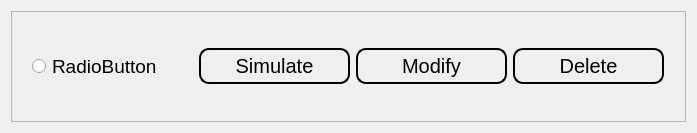
Qt form ui/automate_select.ui (Achu-Worifung/quickMove) before a commit.
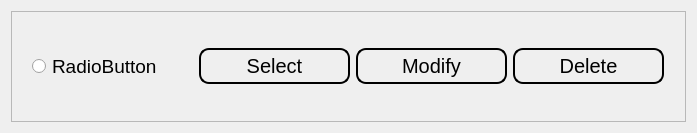
The same form after that commit.

The edit to the form file:
```diff
--- a/ui/automate_select.ui
+++ b/ui/automate_select.ui
@@ -91,7 +91,7 @@
 font:20px</string>
               </property>
               <property name="text">
-               <string>Simulate</string>
+               <string>Select</string>
               </property>
              </widget>
             </item>
```
Left out of the diff: 8 changed lines with no effect on the pictures.
